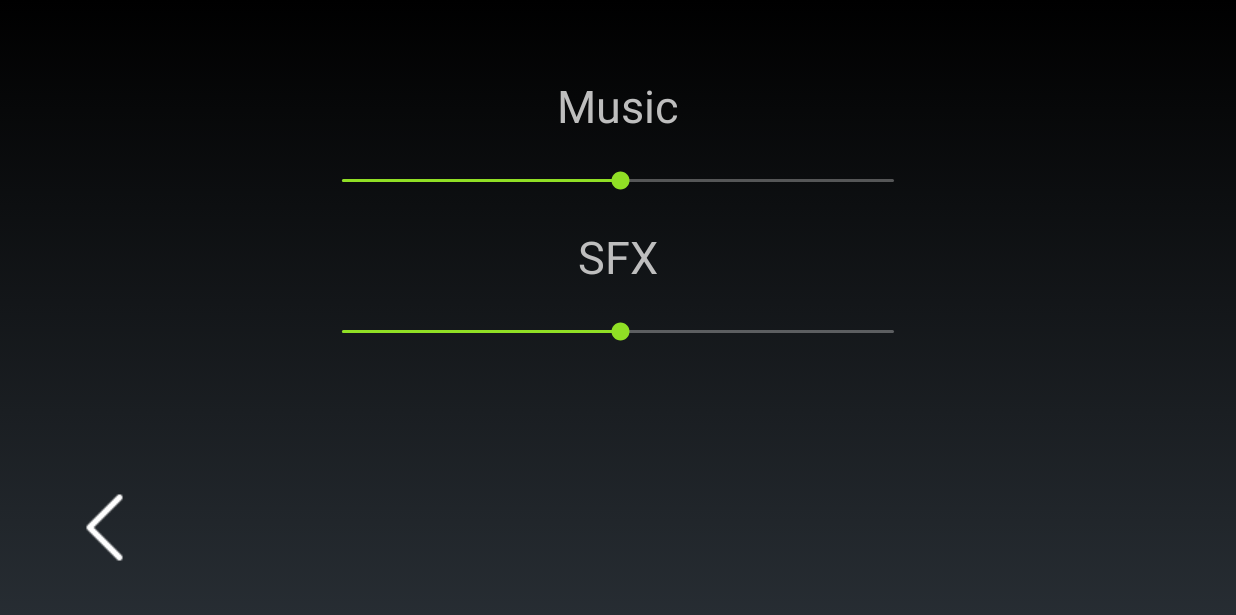
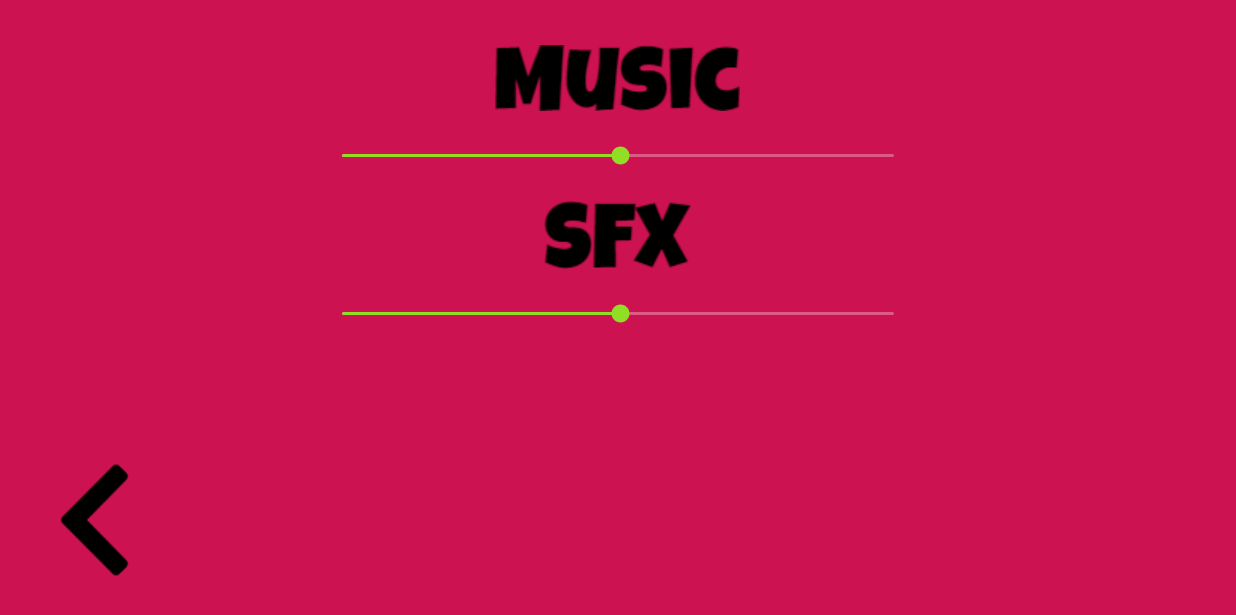
Before and after one commit to jmclaughlin1/MultiPong, an Android app: the OptionsActivity screen opened directly, with no data from a screen before it, on a phone screen of 824 x 412 dp (held sideways). Shown: the top 615 px of the screen. Run offline under Robolectric (Android 15) with nearby library versions, the phone set to English and light mode, and no system bars.

Commit message:
updated options activity with new theme

```diff
--- a/MultiPong/app/src/main/res/layout/activity_options.xml
+++ b/MultiPong/app/src/main/res/layout/activity_options.xml
@@ -3,26 +3,26 @@
     xmlns:android="http://schemas.android.com/apk/res/android"
     android:orientation="horizontal"
     android:layout_width="match_parent"
-    android:layout_height="match_parent">
+    android:layout_height="match_parent"
+    android:background="@color/hot_pink">
 
     <ImageButton
         android:id="@+id/backbutton"
-        android:layout_width="wrap_content"
-        android:layout_height="wrap_content"
+        android:layout_width="120px"
+        android:layout_height="120px"
         android:layout_alignParentBottom="true"
         android:layout_marginLeft="25dp"
         android:layout_marginBottom="25dp"
-        android:src="@drawable/backfilled50"
+        android:background="@drawable/back104"
         style="@style/Widget.AppCompat.Button.Borderless"/>
-    <TextView
+    <ImageView
         android:id="@+id/music"
         android:layout_width="wrap_content"
         android:layout_height="wrap_content"
-        android:layout_marginTop="50dp"
-        android:text="Music"
-        android:textSize="30dp"
+        android:background="@drawable/musiclogo"
         android:layout_alignParentTop="true"
-        android:layout_centerHorizontal="true"/>
+        android:layout_centerHorizontal="true"
+        android:layout_marginTop="30dp"/>
     <SeekBar
         android:id="@+id/seekBarMusic"
         style="@style/Widget.AppCompat.SeekBar.Discrete"
@@ -33,12 +33,11 @@
         android:layout_below="@+id/music"
         android:layout_centerHorizontal="true"
         android:layout_marginTop="20dp" />
-    <TextView
+    <ImageView
         android:id="@+id/sfx"
         android:layout_width="wrap_content"
         android:layout_height="wrap_content"
-        android:text="SFX"
-        android:textSize="30dp"
+        android:background="@drawable/sfxlogo"
         android:layout_below="@+id/seekBarMusic"
         android:layout_centerHorizontal="true"
         android:layout_marginTop="20dp"/>
```
Also changed, not shown: MultiPong/app/src/main/res/drawable/back104.png (added), MultiPong/app/src/main/res/drawable/musiclogo.png (added), MultiPong/app/src/main/res/drawable/sfxlogo.png (added).
